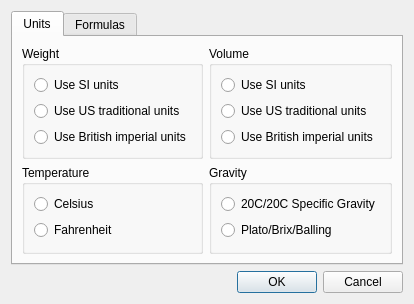
The window that ui/optionsDialog.ui (Brewtarget/brewtarget) describes before a commit, drawn with Qt 5.
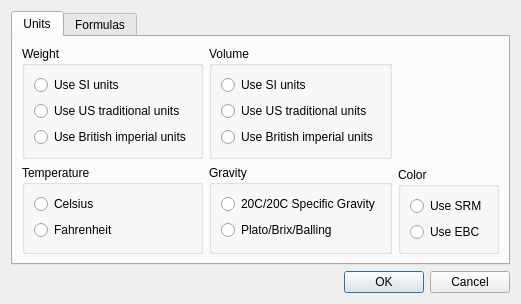
The same window after the commit.

The edit to the form file:
```diff
--- a/ui/optionsDialog.ui
+++ b/ui/optionsDialog.ui
@@ -6,8 +6,8 @@
    <rect>
     <x>0</x>
     <y>0</y>
-    <width>408</width>
-    <height>280</height>
+    <width>477</width>
+    <height>275</height>
    </rect>
   </property>
   <property name="windowTitle">
@@ -144,6 +144,46 @@
          </item>
         </layout>
        </item>
+       <item>
+        <layout class="QVBoxLayout" name="verticalLayout_12">
+         <item>
+          <spacer name="verticalSpacer_3">
+           <property name="orientation">
+            <enum>Qt::Vertical</enum>
+           </property>
+           <property name="sizeHint" stdset="0">
+            <size>
+             <width>20</width>
+             <height>40</height>
+            </size>
+           </property>
+          </spacer>
+         </item>
+         <item>
+          <widget class="QGroupBox" name="groupBox">
+           <property name="title">
+            <string>Color</string>
+           </property>
+           <layout class="QVBoxLayout" name="verticalLayout_13">
+            <item>
+             <widget class="QRadioButton" name="radioButton_srm">
+              <property name="text">
+               <string>Use SRM</string>
+              </property>
+             </widget>
+            </item>
+            <item>
+             <widget class="QRadioButton" name="radioButton_ebc">
+              <property name="text">
+               <string>Use EBC</string>
+              </property>
+             </widget>
+            </item>
+           </layout>
+          </widget>
+         </item>
+        </layout>
+       </item>
       </layout>
      </widget>
      <widget class="QWidget" name="tab_2">
```
Left out of the diff: 13 changed lines with no effect on the pictures.
